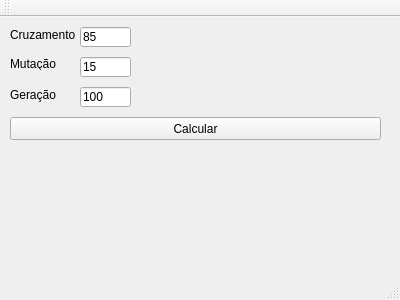
hxrocha/TIA, file mainwindow.ui: the form before one commit.
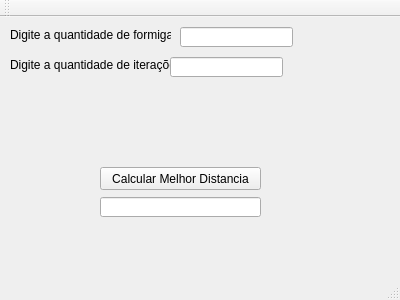
The form after the commit.

What changed in the file:
```diff
--- a/mainwindow.ui
+++ b/mainwindow.ui
@@ -17,40 +17,24 @@
    <widget class="QPushButton" name="btnCalcular">
     <property name="geometry">
      <rect>
-      <x>10</x>
-      <y>100</y>
-      <width>371</width>
+      <x>100</x>
+      <y>150</y>
+      <width>161</width>
       <height>23</height>
      </rect>
     </property>
     <property name="text">
-     <string>Calcular</string>
+     <string>Calcular Melhor Distancia</string>
     </property>
    </widget>
    <widget class="QLineEdit" name="lineEditCruzamento">
     <property name="geometry">
      <rect>
-      <x>80</x>
-      <y>10</y>
-      <width>51</width>
+      <x>100</x>
+      <y>180</y>
+      <width>161</width>
       <height>20</height>
      </rect>
-    </property>
-    <property name="text">
-     <string>85</string>
-    </property>
-   </widget>
-   <widget class="QLineEdit" name="lineEditMutacao">
-    <property name="geometry">
-     <rect>
-      <x>80</x>
-      <y>40</y>
-      <width>51</width>
-      <height>20</height>
-     </rect>
-    </property>
-    <property name="text">
-     <string>15</string>
     </property>
    </widget>
    <widget class="QLabel" name="label">
@@ -58,12 +42,22 @@
      <rect>
       <x>10</x>
       <y>10</y>
-      <width>71</width>
+      <width>161</width>
       <height>16</height>
      </rect>
     </property>
     <property name="text">
-     <string>Cruzamento</string>
+     <string>Digite a quantidade de formigas</string>
+    </property>
+   </widget>
+   <widget class="QLineEdit" name="edFormigas">
+    <property name="geometry">
+     <rect>
+      <x>180</x>
+      <y>10</y>
+      <width>113</width>
+      <height>20</height>
+     </rect>
     </property>
    </widget>
    <widget class="QLabel" name="label_2">
@@ -71,39 +65,23 @@
      <rect>
       <x>10</x>
       <y>40</y>
-      <width>47</width>
-      <height>13</height>
-     </rect>
-    </property>
-    <property name="text">
-     <string>Mutação</string>
-    </property>
-   </widget>
-   <widget class="QLabel" name="label_3">
-    <property name="geometry">
-     <rect>
-      <x>10</x>
-      <y>70</y>
-      <width>61</width>
+      <width>161</width>
       <height>16</height>
      </rect>
     </property>
     <property name="text">
-     <string>Geração</string>
+     <string>Digite a quantidade de iterações</string>
     </property>
    </widget>
    <widget class="QLineEdit" name="lineEditGeracao">
     <property name="geometry">
      <rect>
-      <x>80</x>
-      <y>70</y>
-      <width>51</width>
+      <x>170</x>
+      <y>40</y>
+      <width>113</width>
       <height>20</height>
      </rect>
     </property>
-    <property name="text">
-     <string>100</string>
-    </property>
    </widget>
   </widget>
   <widget class="QMenuBar" name="menuBar">
```
Left out of the diff: 6 changed lines with no effect on the pictures.
